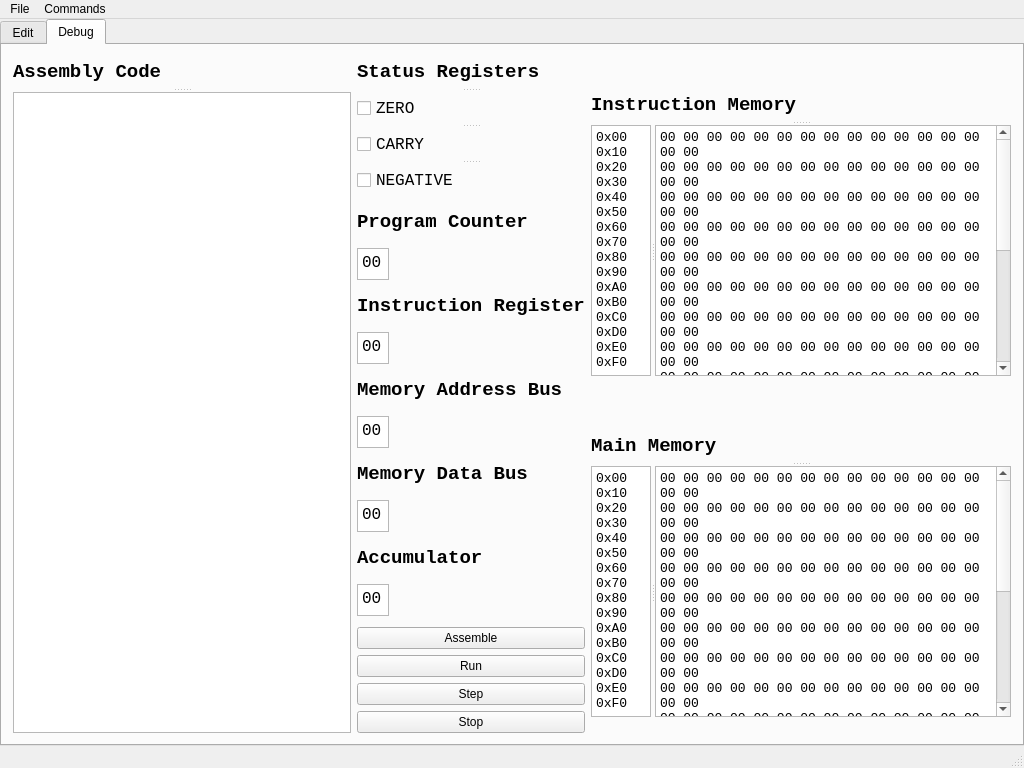
Old version of the form MicroSimulatorGUI/mainwindow.ui in the repository kjwitt/MicroSimulator.
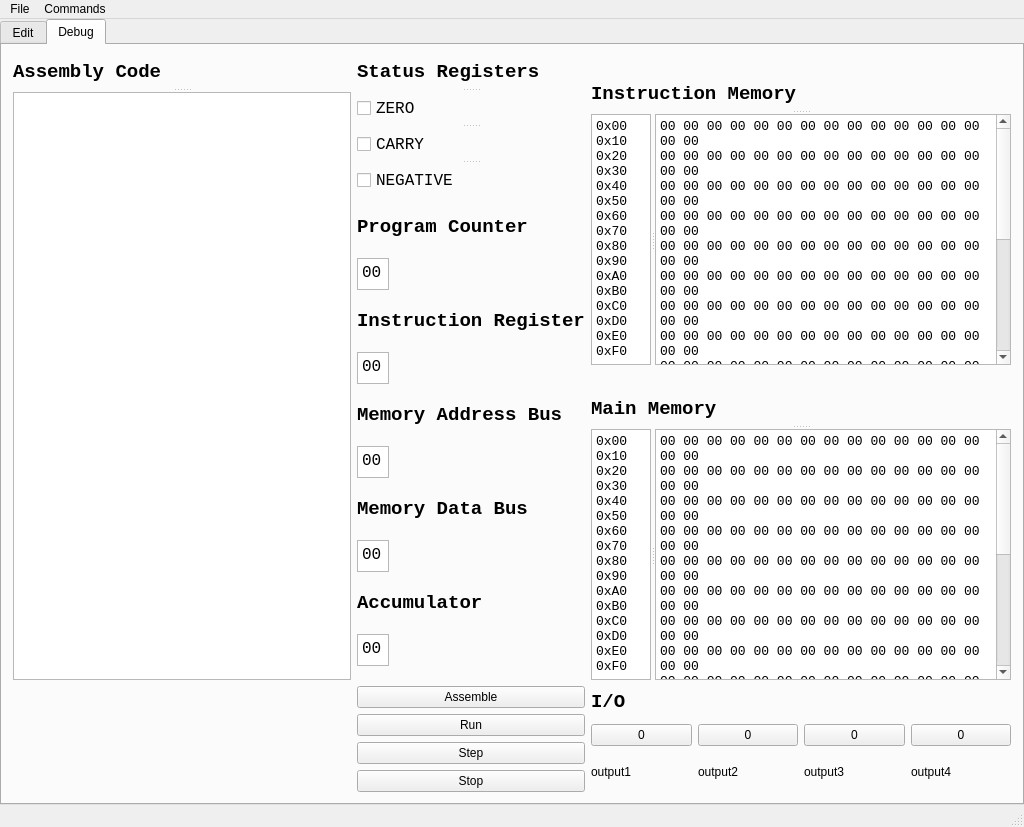
New version of the form. The open tabs and pages were chosen to show the change.

Commit message:
Added I/O section to debug tab
still working on it, having some Qt troubles and wanted to get these
changes saved off

```diff
--- a/MicroSimulatorGUI/mainwindow.ui
+++ b/MicroSimulatorGUI/mainwindow.ui
@@ -7,7 +7,7 @@
     <x>0</x>
     <y>0</y>
     <width>1024</width>
-    <height>768</height>
+    <height>827</height>
    </rect>
   </property>
   <property name="sizePolicy">
@@ -42,7 +42,7 @@
        <bool>true</bool>
       </property>
       <property name="currentIndex">
-       <number>0</number>
+       <number>1</number>
       </property>
       <widget class="QWidget" name="editorTab">
        <attribute name="title">
@@ -164,134 +164,6 @@
         <string>Debug</string>
        </attribute>
        <layout class="QGridLayout" name="gridLayout">
-        <item row="2" column="2" rowspan="2">
-         <widget class="QSplitter" name="splitter_3">
-          <property name="orientation">
-           <enum>Qt::Vertical</enum>
-          </property>
-          <widget class="QLabel" name="MainMemoryLabel">
-           <property name="maximumSize">
-            <size>
-             <width>16777215</width>
-             <height>32</height>
-            </size>
-           </property>
-           <property name="font">
-            <font>
-             <family>Consolas</family>
-             <pointsize>14</pointsize>
-             <weight>75</weight>
-             <bold>true</bold>
-            </font>
-           </property>
-           <property name="text">
-            <string>Main Memory</string>
-           </property>
-          </widget>
-          <widget class="QSplitter" name="splitter_2">
-           <property name="maximumSize">
-            <size>
-             <width>421</width>
-             <height>251</height>
-            </size>
-           </property>
-           <property name="orientation">
-            <enum>Qt::Horizontal</enum>
-           </property>
-           <widget class="QPlainTextEdit" name="MainMemoryAddresses">
-            <property name="minimumSize">
-             <size>
-              <width>60</width>
-              <height>251</height>
-             </size>
-            </property>
-            <property name="maximumSize">
-             <size>
-              <width>60</width>
-              <height>251</height>
-             </size>
-            </property>
-            <property name="font">
-             <font>
-              <family>Consolas</family>
-              <pointsize>10</pointsize>
-             </font>
-            </property>
-            <property name="undoRedoEnabled">
-             <bool>false</bool>
-            </property>
-            <property name="readOnly">
-             <bool>true</bool>
-            </property>
-            <property name="plainText">
-             <string>0x00
-0x10
-0x20
-0x30
-0x40
-0x50
-0x60
-0x70
-0x80
-0x90
-0xA0
-0xB0
-0xC0
-0xD0
-0xE0
-0xF0</string>
-            </property>
-            <property name="backgroundVisible">
-             <bool>false</bool>
-            </property>
-           </widget>
-           <widget class="QPlainTextEdit" name="MainMemory">
-            <property name="minimumSize">
-             <size>
-              <width>356</width>
-              <height>251</height>
-             </size>
-            </property>
-            <property name="maximumSize">
-             <size>
-              <width>356</width>
-              <height>251</height>
-             </size>
-            </property>
-            <property name="font">
-             <font>
-              <family>Consolas</family>
-              <pointsize>10</pointsize>
-             </font>
-            </property>
-            <property name="undoRedoEnabled">
-             <bool>false</bool>
-            </property>
-            <property name="readOnly">
-             <bool>true</bool>
-            </property>
-            <property name="plainText">
-             <string>00 00 00 00 00 00 00 00 00 00 00 00 00 00 00 00
-00 00 00 00 00 00 00 00 00 00 00 00 00 00 00 00
-00 00 00 00 00 00 00 00 00 00 00 00 00 00 00 00
-00 00 00 00 00 00 00 00 00 00 00 00 00 00 00 00
-00 00 00 00 00 00 00 00 00 00 00 00 00 00 00 00
-00 00 00 00 00 00 00 00 00 00 00 00 00 00 00 00
-00 00 00 00 00 00 00 00 00 00 00 00 00 00 00 00
-00 00 00 00 00 00 00 00 00 00 00 00 00 00 00 00
-00 00 00 00 00 00 00 00 00 00 00 00 00 00 00 00
-00 00 00 00 00 00 00 00 00 00 00 00 00 00 00 00
-00 00 00 00 00 00 00 00 00 00 00 00 00 00 00 00
-00 00 00 00 00 00 00 00 00 00 00 00 00 00 00 00
-00 00 00 00 00 00 00 00 00 00 00 00 00 00 00 00
-00 00 00 00 00 00 00 00 00 00 00 00 00 00 00 00
-00 00 00 00 00 00 00 00 00 00 00 00 00 00 00 00
-00 00 00 00 00 00 00 00 00 00 00 00 00 00 00 00</string>
-            </property>
-           </widget>
-          </widget>
-         </widget>
-        </item>
         <item row="0" column="1">
          <widget class="QSplitter" name="splitter_6">
           <property name="orientation">
@@ -378,37 +250,127 @@
           </widget>
          </widget>
         </item>
-        <item row="3" column="1">
-         <layout class="QVBoxLayout" name="verticalLayout">
-          <item>
-           <widget class="QPushButton" name="pushButtonAssemble">
-            <property name="text">
-             <string>Assemble</string>
+        <item row="0" column="2" rowspan="2">
+         <widget class="QSplitter" name="splitter_4">
+          <property name="orientation">
+           <enum>Qt::Vertical</enum>
+          </property>
+          <widget class="QLabel" name="InstructionMemoryLabel">
+           <property name="maximumSize">
+            <size>
+             <width>16777215</width>
+             <height>32</height>
+            </size>
+           </property>
+           <property name="font">
+            <font>
+             <family>Consolas</family>
+             <pointsize>14</pointsize>
+             <weight>75</weight>
+             <bold>true</bold>
+            </font>
+           </property>
+           <property name="text">
+            <string>Instruction Memory</string>
+           </property>
+          </widget>
+          <widget class="QSplitter" name="splitter">
+           <property name="orientation">
+            <enum>Qt::Horizontal</enum>
+           </property>
+           <widget class="QPlainTextEdit" name="InstructionMemoryAddresses">
+            <property name="minimumSize">
+             <size>
+              <width>60</width>
+              <height>251</height>
+             </size>
             </property>
-           </widget>
-          </item>
-          <item>
-           <widget class="QPushButton" name="pushButtonRun">
-            <property name="text">
-             <string>Run</string>
+            <property name="maximumSize">
+             <size>
+              <width>60</width>
+              <height>251</height>
+             </size>
             </property>
-           </widget>
-          </item>
-          <item>
-           <widget class="QPushButton" name="pushButtonStep">
-            <property name="text">
-             <string>Step</string>
+            <property name="font">
+             <font>
+              <family>Consolas</family>
+              <pointsize>10</pointsize>
+             </font>
             </property>
+            <property name="undoRedoEnabled">
+             <bool>false</bool>
+            </property>
+            <property name="readOnly">
+             <bool>true</bool>
+            </property>
+            <property name="plainText">
+             <string>0x00
+0x10
+0x20
+0x30
+0x40
+0x50
+0x60
+0x70
+0x80
+0x90
+0xA0
+0xB0
+0xC0
+0xD0
+0xE0
+0xF0</string>
+            </property>
+            <property name="backgroundVisible">
+             <bool>false</bool>
+            </property>
            </widget>
-          </item>
-          <item>
-           <widget class="QPushButton" name="pushButtonStop">
-            <property name="text">
-             <string>Stop</string>
+           <widget class="QPlainTextEdit" name="InstructionMemory">
+            <property name="minimumSize">
+             <size>
+              <width>356</width>
+              <height>251</height>
+             </size>
             </property>
+            <property name="maximumSize">
+             <size>
+              <width>356</width>
+              <height>251</height>
+             </size>
+            </property>
+            <property name="font">
+             <font>
+              <family>Consolas</family>
+              <pointsize>10</pointsize>
+             </font>
+            </property>
+            <property name="undoRedoEnabled">
+             <bool>false</bool>
+            </property>
+            <property name="readOnly">
+             <bool>true</bool>
+            </property>
+            <property name="plainText">
+             <string>00 00 00 00 00 00 00 00 00 00 00 00 00 00 00 00
+00 00 00 00 00 00 00 00 00 00 00 00 00 00 00 00
+00 00 00 00 00 00 00 00 00 00 00 00 00 00 00 00
+00 00 00 00 00 00 00 00 00 00 00 00 00 00 00 00
+00 00 00 00 00 00 00 00 00 00 00 00 00 00 00 00
+00 00 00 00 00 00 00 00 00 00 00 00 00 00 00 00
+00 00 00 00 00 00 00 00 00 00 00 00 00 00 00 00
+00 00 00 00 00 00 00 00 00 00 00 00 00 00 00 00
+00 00 00 00 00 00 00 00 00 00 00 00 00 00 00 00
+00 00 00 00 00 00 00 00 00 00 00 00 00 00 00 00
+00 00 00 00 00 00 00 00 00 00 00 00 00 00 00 00
+00 00 00 00 00 00 00 00 00 00 00 00 00 00 00 00
+00 00 00 00 00 00 00 00 00 00 00 00 00 00 00 00
+00 00 00 00 00 00 00 00 00 00 00 00 00 00 00 00
+00 00 00 00 00 00 00 00 00 00 00 00 00 00 00 00
+00 00 00 00 00 00 00 00 00 00 00 00 00 00 00 00</string>
+            </property>
            </widget>
-          </item>
-         </layout>
+          </widget>
+         </widget>
         </item>
         <item row="1" column="1" rowspan="2">
          <layout class="QVBoxLayout" name="verticalLayout_2">
@@ -629,12 +591,12 @@
           </item>
          </layout>
         </item>
-        <item row="0" column="2" rowspan="2">
-         <widget class="QSplitter" name="splitter_4">
+        <item row="2" column="2">
+         <widget class="QSplitter" name="splitter_3">
           <property name="orientation">
            <enum>Qt::Vertical</enum>
           </property>
-          <widget class="QLabel" name="InstructionMemoryLabel">
+          <widget class="QLabel" name="MainMemoryLabel">
            <property name="maximumSize">
             <size>
              <width>16777215</width>
@@ -650,14 +612,20 @@
             </font>
            </property>
            <property name="text">
-            <string>Instruction Memory</string>
+            <string>Main Memory</string>
            </property>
           </widget>
-          <widget class="QSplitter" name="splitter">
+          <widget class="QSplitter" name="splitter_2">
+           <property name="maximumSize">
+            <size>
+             <width>421</width>
+             <height>251</height>
+            </size>
+           </property>
            <property name="orientation">
             <enum>Qt::Horizontal</enum>
            </property>
-           <widget class="QPlainTextEdit" name="InstructionMemoryAddresses">
+           <widget class="QPlainTextEdit" name="MainMemoryAddresses">
             <property name="minimumSize">
              <size>
               <width>60</width>
@@ -704,7 +672,7 @@
              <bool>false</bool>
             </property>
            </widget>
-           <widget class="QPlainTextEdit" name="InstructionMemory">
+           <widget class="QPlainTextEdit" name="MainMemory">
             <property name="minimumSize">
              <size>
               <width>356</width>
@@ -751,7 +719,158 @@
           </widget>
          </widget>
         </item>
-        <item row="0" column="0" rowspan="4">
+        <item row="3" column="1">
+         <layout class="QVBoxLayout" name="verticalLayout">
+          <item>
+           <widget class="QPushButton" name="pushButtonAssemble">
+            <property name="text">
+             <string>Assemble</string>
+            </property>
+           </widget>
+          </item>
+          <item>
+           <widget class="QPushButton" name="pushButtonRun">
+            <property name="text">
+             <string>Run</string>
+            </property>
+           </widget>
+          </item>
+          <item>
+           <widget class="QPushButton" name="pushButtonStep">
+            <property name="text">
+             <string>Step</string>
+            </property>
+           </widget>
+          </item>
+          <item>
+           <widget class="QPushButton" name="pushButtonStop">
+            <property name="text">
+             <string>Stop</string>
+            </property>
+           </widget>
+          </item>
+         </layout>
+        </item>
+        <item row="3" column="2">
+         <layout class="QVBoxLayout" name="verticalLayout_5">
+          <item>
+           <widget class="QLabel" name="MainMemoryLabel_2">
+            <property name="maximumSize">
+             <size>
+              <width>16777215</width>
+              <height>32</height>
+             </size>
+            </property>
+            <property name="font">
+             <font>
+              <family>Consolas</family>
+              <pointsize>14</pointsize>
+              <weight>75</weight>
+              <bold>true</bold>
+             </font>
+            </property>
+            <property name="text">
+             <string>I/O</string>
+            </property>
+           </widget>
+          </item>
+          <item>
+           <layout class="QHBoxLayout" name="horizontalLayout_2">
+            <item>
+             <widget class="QPushButton" name="input1">
+              <property name="maximumSize">
+               <size>
+                <width>16777215</width>
+                <height>16777215</height>
+               </size>
+              </property>
+              <property name="text">
+               <string>0</string>
+              </property>
+             </widget>
+            </item>
+            <item>
+             <widget class="QPushButton" name="input2">
+              <property name="maximumSize">
+               <size>
+                <width>16777215</width>
+                <height>16777215</height>
+               </size>
+              </property>
+              <property name="text">
+               <string>0</string>
+              </property>
+             </widget>
+            </item>
+            <item>
+             <widget class="QPushButton" name="input3">
+              <property name="maximumSize">
+               <size>
+                <width>16777215</width>
+                <height>16777215</height>
+               </size>
+              </property>
+              <property name="text">
+               <string>0</string>
+              </property>
+             </widget>
+            </item>
+            <item>
+             <widget class="QPushButton" name="input4">
+              <property name="maximumSize">
+               <size>
+                <width>16777215</width>
+                <height>16777215</height>
+               </size>
+              </property>
+              <property name="text">
+               <string>0</string>
+              </property>
+             </widget>
+            </item>
+           </layout>
+          </item>
+          <item>
+           <layout class="QHBoxLayout" name="horizontalLayout_3">
+            <item>
+             <widget class="QLabel" name="output1">
+              <property name="text">
+               <string>output1</string>
+              </property>
+             </widget>
+            </item>
+            <item>
+             <widget class="QLabel" name="output2">
+              <property name="minimumSize">
+               <size>
+                <width>0</width>
+                <height>23</height>
+               </size>
+              </property>
+              <property name="text">
+               <string>output2</string>
+              </property>
+             </widget>
+            </item>
+            <item>
+             <widget class="QLabel" name="output3">
+              <property name="text">
+               <string>output3</string>
+              </property>
+             </widget>
+            </item>
+            <item>
+             <widget class="QLabel" name="output4">
+              <property name="text">
+               <string>output4</string>
+              </property>
+             </widget>
+            </item>
+           </layout>
+          </item>
+         </layout>
+        </item>
+        <item row="0" column="0" rowspan="3">
          <widget class="QSplitter" name="splitter_5">
           <property name="orientation">
            <enum>Qt::Vertical</enum>
@@ -807,6 +926,12 @@
          </widget>
         </item>
        </layout>
+       <zorder>splitter_3</zorder>
+       <zorder>splitter_6</zorder>
+       <zorder>splitter_4</zorder>
+       <zorder>splitter_5</zorder>
+       <zorder></zorder>
+       <zorder>MainMemoryLabel_2</zorder>
       </widget>
      </widget>
     </item>
```
The commit also changes 2 other files.
